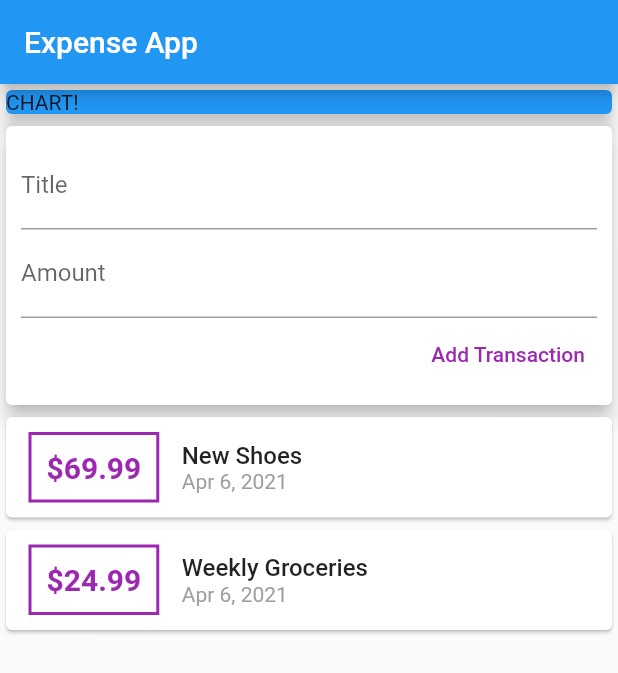
After one commit to nischal08/expense_app_flutter, a Flutter app: the screen it shows after launch, on a phone screen of 412 x 824 dp. The commit adds this screen. Shown: the top 673 px of the screen. Run offline on Flutter 3.47's test engine with Material 2 defaults, Android fonts, the phone set to English and light mode, and no system bars.

Commit message:
Implemented ListView Builder constructor

```diff
--- /dev/null
+++ b/lib/widgets/new_transaction.dart
@@ -0,0 +1,54 @@
+import 'package:flutter/material.dart';
+
+class NewTransaction extends StatelessWidget {
+  final Function addNewTransaction;
+
+  final titleController = TextEditingController();
+  final amountController = TextEditingController();
+
+  NewTransaction(this.addNewTransaction);
+
+  @override
+  Widget build(BuildContext context) {
+    return Card(
+      elevation: 5,
+      child: Container(
+        padding: EdgeInsets.all(10),
+        child: Column(
+          crossAxisAlignment: CrossAxisAlignment.end,
+          children: [
+            TextField(
+              decoration: InputDecoration(labelText: 'Title'),
+              // onChanged: (value) {
+              //   titleInput = value;
+              // },
+              controller: titleController,
+            ),
+            TextField(
+              decoration: InputDecoration(labelText: 'Amount'),
+              // onChanged: (value) {
+              //   amountInput = value;
+              // },
+              controller: amountController,
+            ),
+            TextButton(
+              style: ButtonStyle(
+                foregroundColor:
+                    MaterialStateProperty.all<Color>(Colors.purple),
+              ),
+              onPressed: () {
+                // print(titleInput);
+                // print(amountInput);
+                // print(titleController.text);
+                // print(amountController.text);
+                addNewTransaction(
+                    titleController.text, double.parse(amountController.text));
+              },
+              child: Text('Add Transaction'),
+            ),
+          ],
+        ),
+      ),
+    );
+  }
+}
--- /dev/null
+++ b/lib/widgets/transaction_list.dart
@@ -0,0 +1,69 @@
+import 'package:flutter/material.dart';
+import 'package:intl/intl.dart';
+import 'package:personal_expense_app/models/transaction.dart';
+
+class TransactionList extends StatelessWidget {
+  final List<Transaction> userTransaction;
+  TransactionList(this.userTransaction);
+  @override
+  Widget build(BuildContext context) {
+    return Container(
+      height: 300,
+      child: ListView.builder(
+        itemBuilder: (context, index) {
+          return Card(
+            child: Row(
+              children: [
+                Container(
+                  margin: EdgeInsets.symmetric(
+                    vertical: 10,
+                    horizontal: 15,
+                  ),
+                  child: Text(
+                    '\$${userTransaction[index].amount}',
+                    style: TextStyle(
+                      fontWeight: FontWeight.bold,
+                      fontSize: 20,
+                      color: Colors.purple,
+                    ),
+                  ),
+                  decoration: BoxDecoration(
+                    border: Border.all(
+                      color: Colors.purple,
+                      width: 2,
+                    ),
+                  ),
+                  padding: EdgeInsets.all(10),
+                ),
+                Column(
+                  crossAxisAlignment: CrossAxisAlignment.start,
+                  children: [
+                    Text(
+                      userTransaction[index].title,
+                      style: TextStyle(
+                        fontSize: 16,
+                        fontWeight: FontWeight.w500,
+                      ),
+                    ),
+                    Text(
+                      DateFormat.yMMMd().format(userTransaction[index].date),
+                      style: TextStyle(
+                        color: Colors.grey,
+                      ),
+                    ),
+                  ],
+                )
+              ],
+            ),
+          );
+        },
+        itemCount: userTransaction.length,
+        // children: userTransaction
+        //     .map(
+        //       (transaction) => ,
+        //     )
+        //     .toList(),
+      ),
+    );
+  }
+}
--- /dev/null
+++ b/lib/widgets/user_transaction.dart
@@ -0,0 +1,42 @@
+import 'package:flutter/material.dart';
+import 'package:personal_expense_app/models/transaction.dart';
+import 'package:personal_expense_app/widgets/new_transaction.dart';
+import 'package:personal_expense_app/widgets/transaction_list.dart';
+
+class UserTransaction extends StatefulWidget {
+  @override
+  _UserTransactionState createState() => _UserTransactionState();
+}
+
+class _UserTransactionState extends State<UserTransaction> {
+  final List<Transaction> _userTransaction = [
+    Transaction(
+        id: "t1", title: 'New Shoes', amount: 69.99, date: DateTime.now()),
+    Transaction(
+        id: "t2",
+        title: 'Weekly Groceries',
+        amount: 24.99,
+        date: DateTime.now()),
+  ];
+
+  void _addNewTransaction(String txTitle, double txAmount) {
+    final newTx = Transaction(
+        title: txTitle,
+        amount: txAmount,
+        date: DateTime.now(),
+        id: DateTime.now().toString());
+    setState(() {
+      _userTransaction.add(newTx);
+    });
+  }
+
+  @override
+  Widget build(BuildContext context) {
+    return Column(
+      children: [
+        NewTransaction(_addNewTransaction),
+        TransactionList(_userTransaction),
+      ],
+    );
+  }
+}
```
Also changed, not shown: lib/main.dart (+6 -103 lines), lib/models/transaction.dart (renamed from lib/transaction.dart).
